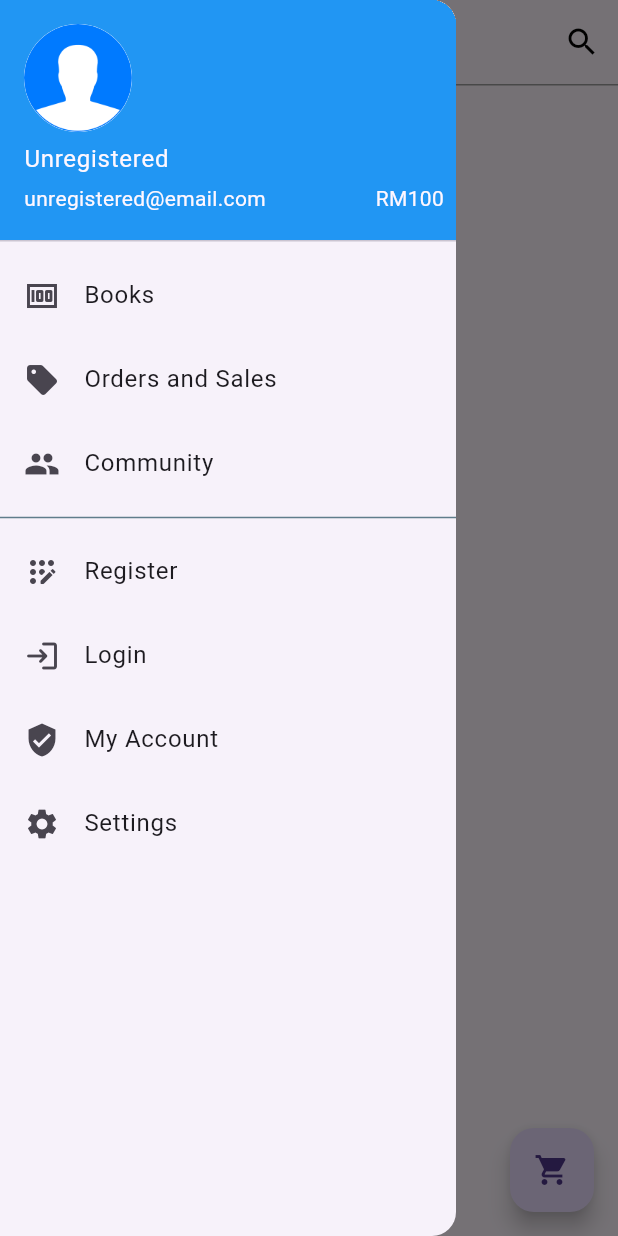
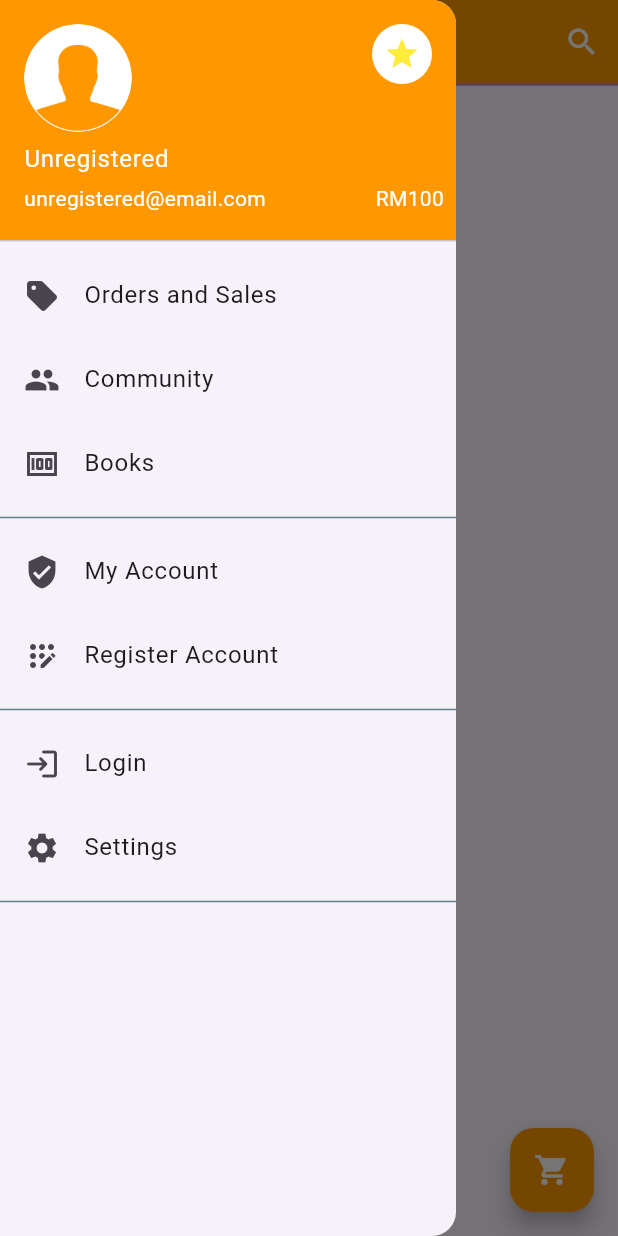
Before and after one commit to ditooard/mybookassignment, a Flutter app: the screen it shows after launch, with the side drawer open, on a phone screen of 412 x 824 dp. Run offline on Flutter 3.47's test engine with Material 3 defaults, Android fonts, the phone set to English and light mode, and no system bars; our stand-ins replace image_cropper, image_picker, shared_preferences; statements that could not run were skipped.

Commit message:
update #9

```diff
--- a/lib/models/cart.dart
+++ b/lib/models/cart.dart
@@ -1,6 +1,6 @@
 class Cart {
   String cartId;
-  String bookId;
+  int bookId;
   int cartQty;
   String bookTitle;
   int bookPrice;
@@ -16,7 +16,7 @@ class Cart {
   factory Cart.fromJson(Map<String, dynamic> json) {
     return Cart(
       cartId: json['cart_id'],
-      bookId: json['book_id'],
+      bookId:int.tryParse(json['book_id'].toString()) ?? 0,
       cartQty: int.tryParse(json['cart_qty'].toString()) ?? 0,
       bookTitle: json['book_title'],
       bookPrice: int.tryParse(json['book_price'].toString()) ?? 0,
--- a/lib/shared/mydrawer.dart
+++ b/lib/shared/mydrawer.dart
@@ -74,45 +74,50 @@ class _MyDrawerState extends State<MyDrawer> {
         padding: EdgeInsets.zero,
         children: [
           UserAccountsDrawerHeader(
-            decoration: const BoxDecoration(
-              color: Colors.blue,
+            decoration: BoxDecoration(
+              color: Colors.orange, // Ganti warna latar belakang
             ),
-            currentAccountPicture: const CircleAvatar(
-                foregroundImage: AssetImage('assets/images/profile.png'),
-                backgroundColor: Colors.white),
-            accountName: Text(isUserRegistered
-                ? widget.userdata.username.toString()
-                : widget.userdata.username.toString()),
+            currentAccountPicture: ClipOval(
+              child: Image.asset(
+                'assets/images/profile.png', // Ganti dengan path gambar profil kustom Anda
+                fit: BoxFit.cover,
+                width: 72.0,
+                height: 72.0,
+                color: Colors.white,
+              ),
+            ),
+            accountName: Text(
+              isUserRegistered
+                  ? widget.userdata.username.toString()
+                  : widget.userdata.username.toString(),
+              style: TextStyle(color: Colors.white), // Ganti warna teks
+            ),
             accountEmail: Padding(
               padding: const EdgeInsets.fromLTRB(0, 0, 8, 0),
               child: Row(
                 mainAxisAlignment: MainAxisAlignment.spaceBetween,
                 children: [
-                  Text(isUserRegistered
-                      ? widget.userdata.useremail.toString()
-                      : widget.userdata.useremail.toString()),
-                  Text("RM100"),
+                  Text(
+                    isUserRegistered
+                        ? widget.userdata.useremail.toString()
+                        : widget.userdata.useremail.toString(),
+                    style: TextStyle(color: Colors.white), // Ganti warna teks
+                  ),
+                  Text(
+                    "RM100",
+                    style: TextStyle(color: Colors.white), // Ganti warna teks
+                  ),
                 ],
               ),
             ),
-          ),
-          ListTile(
-            leading: const Icon(Icons.money),
-            title: const Text('Books'),
-            onTap: () {
-              Navigator.pop(context);
-              if (widget.page.toString() == "books") {
-                return;
-              }
-              Navigator.pop(context);
-              Navigator.push(
-                context,
-                EnterExitRoute(
-                  exitPage: MainPage(userdata: widget.userdata),
-                  enterPage: MainPage(userdata: widget.userdata),
-                ),
-              );
-            },
+            otherAccountsPictures: [
+              CircleAvatar(
+                backgroundColor: Colors.white,
+                child: Icon(Icons.star,
+                    color: Colors.yellow), // Contoh menambahkan ikon bintang
+              ),
+              // Tambahkan widget lain jika diperlukan
+            ],
           ),
           ListTile(
             leading: const Icon(Icons.sell),
@@ -149,41 +154,26 @@ class _MyDrawerState extends State<MyDrawer> {
               );
             },
           ),
-          const Divider(
-            color: Colors.blueGrey,
-          ),
           ListTile(
-            leading: const Icon(Icons.app_registration_rounded),
-            title: const Text('Register'),
+            leading: const Icon(Icons.money),
+            title: const Text('Books'),
             onTap: () {
-              if (widget.page.toString() == "register") {
+              Navigator.pop(context);
+              if (widget.page.toString() == "books") {
                 return;
               }
+              Navigator.pop(context);
               Navigator.push(
                 context,
-                MaterialPageRoute(
-                  builder: (content) => const RegistrationPage(),
+                EnterExitRoute(
+                  exitPage: MainPage(userdata: widget.userdata),
+                  enterPage: MainPage(userdata: widget.userdata),
                 ),
               );
             },
           ),
-          ListTile(
-            leading: const Icon(Icons.login_rounded),
-            title:
-                isUserRegistered ? const Text('Login') : const Text('Logout'),
-            onTap: () {
-              if (isUserRegistered) {
-                print(widget.page.toString());
-                if (widget.page.toString() == "login page") {
-                  //  Navigator.pop(context);
-                  return;
-                }
-                Navigator.push(context,
-                    MaterialPageRoute(builder: (content) => const LoginPage()));
-              } else {
-                showLogoutConfirmationDialog(context);
-              }
-            },
+          const Divider(
+            color: Colors.blueGrey,
           ),
           ListTile(
             leading: const Icon(Icons.verified_user),
@@ -207,6 +197,42 @@ class _MyDrawerState extends State<MyDrawer> {
             },
           ),
           ListTile(
+            leading: const Icon(Icons.app_registration_rounded),
+            title: const Text('Register Account'),
+            onTap: () {
+              if (widget.page.toString() == "register") {
+                return;
+              }
+              Navigator.push(
+                context,
+                MaterialPageRoute(
+                  builder: (content) => const RegistrationPage(),
+                ),
+              );
+            },
+          ),
+          const Divider(
+            color: Colors.blueGrey,
+          ),
+          ListTile(
+            leading: const Icon(Icons.login_rounded),
+            title:
+                isUserRegistered ? const Text('Login') : const Text('Logout'),
+            onTap: () {
+              if (isUserRegistered) {
+                print(widget.page.toString());
+                if (widget.page.toString() == "login page") {
+                  //  Navigator.pop(context);
+                  return;
+                }
+                Navigator.push(context,
+                    MaterialPageRoute(builder: (content) => const LoginPage()));
+              } else {
+                showLogoutConfirmationDialog(context);
+              }
+            },
+          ),
+          ListTile(
             leading: const Icon(Icons.settings),
             title: const Text('Settings'),
             onTap: () {
@@ -223,6 +249,9 @@ class _MyDrawerState extends State<MyDrawer> {
               );
             },
           ),
+          const Divider(
+            color: Colors.blueGrey,
+          ),
         ],
       ),
     );
--- a/lib/views/communitypage.dart
+++ b/lib/views/communitypage.dart
@@ -17,7 +17,8 @@ class _CommunityPageState extends State<CommunityPage> {
   Widget build(BuildContext context) {
     return Scaffold(
         appBar: AppBar(
-            iconTheme: const IconThemeData(color: Colors.black),
+            iconTheme: const IconThemeData(color: Colors.white),
+            backgroundColor: Colors.orange,
             title: const Row(
               mainAxisAlignment: MainAxisAlignment.center,
               children: [
@@ -25,7 +26,7 @@ class _CommunityPageState extends State<CommunityPage> {
                 Text(
                   "Comunity",
                   style: TextStyle(
-                    color: Colors.black,
+                    color: Colors.white,
                   ),
                 ),
                 SizedBox(
@@ -33,7 +34,6 @@ class _CommunityPageState extends State<CommunityPage> {
                 ),
               ],
             ),
-            backgroundColor: Colors.transparent,
             elevation: 0.0,
             bottom: PreferredSize(
               preferredSize: const Size.fromHeight(1.0),
--- a/lib/views/mainpage.dart
+++ b/lib/views/mainpage.dart
@@ -51,9 +51,9 @@ class _MainPageState extends State<MainPage> {
     }
     return Scaffold(
       appBar: AppBar(
-        iconTheme: const IconThemeData(color: Colors.black),
+        iconTheme: const IconThemeData(color: Colors.white),
         title: buildSearchBar(),
-        backgroundColor: Colors.transparent,
+        backgroundColor: Colors.orange,
         elevation: 0.0,
         bottom: PreferredSize(
           preferredSize: const Size.fromHeight(1.0),
@@ -64,7 +64,7 @@ class _MainPageState extends State<MainPage> {
         ),
         actions: [
           IconButton(
-            icon: Icon(Icons.search, color: Colors.black),
+            icon: Icon(Icons.search, color: Colors.white),
             onPressed: () {
               setState(() {
                 isSearchVisible = !isSearchVisible;
@@ -178,7 +178,8 @@ class _MainPageState extends State<MainPage> {
       ),
       floatingActionButton: FloatingActionButton(
         onPressed: loadChart,
-        child: const Icon(Icons.shopping_cart),
+        child: const Icon(Icons.shopping_cart, color: Colors.white,),
+        backgroundColor: Colors.orange,
       ),
     );
   }
@@ -293,7 +294,7 @@ class _MainPageState extends State<MainPage> {
               child: Text(
                 "Books List",
                 style: TextStyle(
-                  color: Colors.black,
+                  color: Colors.white,
                   fontSize: 20.0,
                 ),
               ),
--- a/lib/views/sellerpage.dart
+++ b/lib/views/sellerpage.dart
@@ -17,7 +17,7 @@ class _SellerPageState extends State<SellerPage> {
   Widget build(BuildContext context) {
     return Scaffold(
         appBar: AppBar(
-            iconTheme: const IconThemeData(color: Colors.black),
+            iconTheme: const IconThemeData(color: Colors.white),
             title: const Row(
               mainAxisAlignment: MainAxisAlignment.center,
               children: [
@@ -25,7 +25,7 @@ class _SellerPageState extends State<SellerPage> {
                 Text(
                   "Order and Sales",
                   style: TextStyle(
-                    color: Colors.black,
+                    color: Colors.white,
                   ),
                 ),
                 SizedBox(
@@ -33,7 +33,7 @@ class _SellerPageState extends State<SellerPage> {
                 ),
               ],
             ),
-            backgroundColor: Colors.transparent,
+            backgroundColor: Colors.orange,
             elevation: 0.0,
             bottom: PreferredSize(
               preferredSize: const Size.fromHeight(1.0),
--- a/lib/views/settingpage.dart
+++ b/lib/views/settingpage.dart
@@ -17,7 +17,7 @@ class _SettingPageState extends State<SettingPage> {
   Widget build(BuildContext context) {
     return Scaffold(
         appBar: AppBar(
-            iconTheme: const IconThemeData(color: Colors.black),
+            iconTheme: const IconThemeData(color: Colors.white),
             title: const Row(
               mainAxisAlignment: MainAxisAlignment.center,
               children: [
@@ -25,7 +25,7 @@ class _SettingPageState extends State<SettingPage> {
                 Text(
                   "Setting",
                   style: TextStyle(
-                    color: Colors.black,
+                    color: Colors.white,
                   ),
                 ),
                 SizedBox(
@@ -33,7 +33,7 @@ class _SettingPageState extends State<SettingPage> {
                 ),
               ],
             ),
-            backgroundColor: Colors.transparent,
+            backgroundColor: Colors.orange,
             elevation: 0.0,
             bottom: PreferredSize(
               preferredSize: const Size.fromHeight(1.0),
```
Also changed, not shown: lib/views/cartpage.dart (+14 -4 lines), lib/views/loginpage.dart (+82 -54 lines), lib/views/profilepage.dart (+5 -4 lines), lib/views/registrationpage.dart (+6 -4 lines), assets/images/bg.jpg (added), assets/images/regis.jpg (added).
